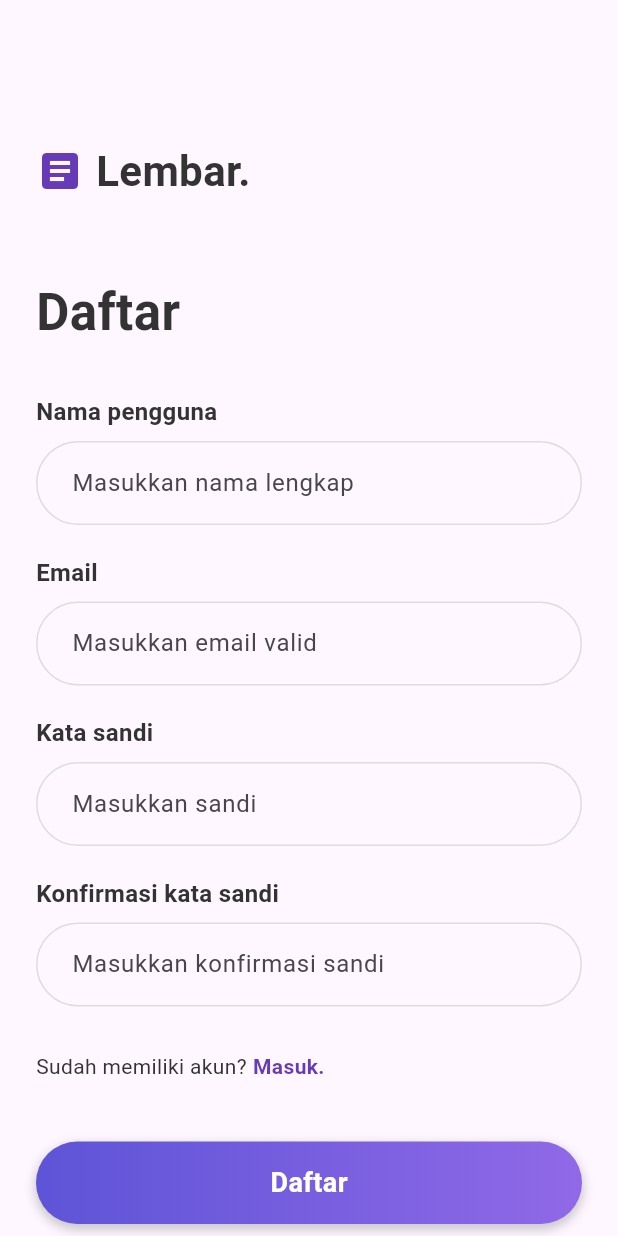
After one commit to refaelsiagian/Tubes-Mobile, a Flutter app: the screen it shows after launch, after a tap on "Daftar.", on a phone screen of 412 x 824 dp. The commit adds this screen. Run offline on Flutter 3.47's test engine with Material 3 defaults, Android fonts, the phone set to English and light mode, and no system bars; our stand-ins replace google_fonts.

Commit message:
Tambah register page

```diff
--- a/lib/main.dart
+++ b/lib/main.dart
@@ -2,13 +2,15 @@ import 'package:flutter/material.dart';
 import 'package:google_fonts/google_fonts.dart';
 import 'screens/logo_page.dart';
 import 'screens/login_page.dart';
+import 'screens/register_page.dart';
 void main() {
   runApp(const MyApp());
 }
 // Enum untuk mengelola state halaman mana yang sedang aktif
 enum AuthPage {
   logo,
-  login
+  login,
+  register
 }
 class MyApp extends StatelessWidget {
   const MyApp({super.key});
@@ -56,7 +58,7 @@ class _PageControllerWidgetState extends State<PageControllerWidget> {
         break;
       case AuthPage.login:
         activePage = LoginPage(
-          // onRegisterTap: () => _navigateTo(AuthPage.register),
+          onRegisterTap: () => _navigateTo(AuthPage.register),
           onForgotTap: () {
             ScaffoldMessenger.of(context).showSnackBar(
               const SnackBar(content: Text('Halaman Lupa Sandi Belum Dibuat!')),
@@ -64,6 +66,12 @@ class _PageControllerWidgetState extends State<PageControllerWidget> {
           },
         );
         break;
+      case AuthPage.register:
+        activePage = RegisterPage(
+          // Pindah kembali ke Login saat tombol 'Masuk.' di klik
+          onLoginTap: () => _navigateTo(AuthPage.login),
+        );
+        break;
     }
     return activePage;
   }
--- a/lib/screens/login_page.dart
+++ b/lib/screens/login_page.dart
@@ -1,12 +1,10 @@
 import 'package:flutter/material.dart';
-
 class LoginPage extends StatelessWidget {
-  final VoidCallback? onRegisterTap;
+  final VoidCallback onRegisterTap;
   final VoidCallback onForgotTap;
-
   const LoginPage({
     super.key,
-    this.onRegisterTap, // jadi opsional
+    required this.onRegisterTap,
     required this.onForgotTap,
   });
   @override
--- /dev/null
+++ b/lib/screens/register_page.dart
@@ -0,0 +1,203 @@
+import 'package:flutter/material.dart';
+const Color _kPurpleColor = Color(0xFF673AB7);
+const Color _kGradientStart = Color(0xFF5E54D7);
+const Color _kGradientEnd = Color(0xFF9069E7);
+const Color _kTextColor = Color(0xFF333333);
+class RegisterPage extends StatelessWidget {
+  final VoidCallback onLoginTap;
+  const RegisterPage({super.key, required this.onLoginTap});
+  @override
+  Widget build(BuildContext context) {
+    return Scaffold(
+      body: SingleChildScrollView(
+        padding: const EdgeInsets.all(24.0),
+        child: Column(
+          crossAxisAlignment: CrossAxisAlignment.start,
+          children: <Widget>[
+            const SizedBox(height: 70),
+            const Row(
+              mainAxisAlignment: MainAxisAlignment.start,
+              children: [
+                Icon(
+                  Icons.article,
+                  size: 32.0,
+                  color: _kPurpleColor,
+                ),
+                SizedBox(width: 8),
+                Text(
+                  'Lembar.',
+                  style: TextStyle(
+                    color: _kTextColor,
+                    fontSize: 28,
+                    fontWeight: FontWeight.bold,
+                  ),
+                ),
+              ],
+            ),
+            const SizedBox(height: 50),
+            // Judul
+            const Text(
+              'Daftar',
+              style: TextStyle(
+                fontSize: 34,
+                fontWeight: FontWeight.bold,
+                color: _kTextColor,
+              ),
+            ),
+            const SizedBox(height: 30),
+            // Input Nama pengguna
+            _buildTextField(
+              label: 'Nama pengguna',
+              hint: 'Masukkan nama lengkap',
+            ),
+            const SizedBox(height: 20),
+            // Input Email
+            _buildTextField(
+              label: 'Email',
+              hint: 'Masukkan email valid',
+              keyboardType: TextInputType.emailAddress,
+            ),
+            const SizedBox(height: 20),
+            // Input Kata Sandi
+            _buildTextField(
+              label: 'Kata sandi',
+              hint: 'Masukkan sandi',
+              isPassword: true,
+            ),
+            const SizedBox(height: 20),
+            // Input Konfirmasi Kata Sandi
+            _buildTextField(
+              label: 'Konfirmasi kata sandi',
+              hint: 'Masukkan konfirmasi sandi',
+              isPassword: true,
+            ),
+            const SizedBox(height: 30),
+            // Sudah memiliki akun? Masuk.
+            Row(
+              mainAxisAlignment: MainAxisAlignment.start,
+              children: [
+                const Text(
+                  'Sudah memiliki akun?',
+                  style: TextStyle(color: _kTextColor),
+                ),
+                const SizedBox(width: 4),
+                GestureDetector(
+                  onTap: onLoginTap,
+                  child: const Text(
+                    'Masuk.',
+                    style: TextStyle(
+                      color: _kPurpleColor,
+                      fontWeight: FontWeight.bold,
+                    ),
+                  ),
+                ),
+              ],
+            ),
+            const SizedBox(height: 40),
+            // Tombol "Daftar"
+            _buildGradientButton(
+              text: 'Daftar',
+              onPressed: () {
+              },
+            ),
+            const SizedBox(height: 50),
+          ],
+        ),
+      ),
+    );
+  }
+  Widget _buildTextField({
+    required String label,
+    required String hint,
+    TextInputType keyboardType = TextInputType.text,
+    bool isPassword = false,
+  }) {
+    return Column(
+      crossAxisAlignment: CrossAxisAlignment.start,
+      children: [
+        Text(
+          label,
+          style: const TextStyle(
+            fontSize: 16,
+            fontWeight: FontWeight.w600,
+            color: _kTextColor,
+          ),
+        ),
+        const SizedBox(height: 8),
+        TextField(
+          keyboardType: keyboardType,
+          obscureText: isPassword,
+          style: const TextStyle(color: _kTextColor),
+          decoration: InputDecoration(
+            hintText: hint,
+            contentPadding:
+                const EdgeInsets.symmetric(vertical: 16.0, horizontal: 20.0),
+            border: OutlineInputBorder(
+              borderRadius: BorderRadius.circular(30.0),
+              borderSide: const BorderSide(
+                color: Color(0xFFDDDDDD),
+                width: 1.0,
+              ),
+            ),
+            focusedBorder: OutlineInputBorder(
+              borderRadius: BorderRadius.circular(30.0),
+              borderSide: const BorderSide(
+                color: _kPurpleColor,
+                width: 1.5,
+              ),
+            ),
+            enabledBorder: OutlineInputBorder(
+              borderRadius: BorderRadius.circular(30.0),
+              borderSide: const BorderSide(
+                color: Color(0xFFDDDDDD),
+                width: 1.0,
+              ),
+            ),
+          ),
+        ),
+      ],
+    );
+  }
+  Widget _buildGradientButton({
+    required String text,
+    required VoidCallback onPressed,
+  }) {
+    return Container(
+      width: double.infinity,
+      height: 55,
+      decoration: BoxDecoration(
+        borderRadius: BorderRadius.circular(30.0),
+        gradient: const LinearGradient(
+          colors: [_kGradientStart, _kGradientEnd],
+          begin: Alignment.centerLeft,
+          end: Alignment.centerRight,
+        ),
+        boxShadow: [
+          BoxShadow(
+            color: Colors.black.withOpacity(0.2),
+            spreadRadius: 1,
+            blurRadius: 5,
+            offset: const Offset(0, 3),
+          ),
+        ],
+      ),
+      child: Material(
+        color: Colors.transparent,
+        child: InkWell(
+          onTap: onPressed,
+          borderRadius: BorderRadius.circular(30.0),
+          child: Center(
+            child: Text(
+              text,
+              style: const TextStyle(
+                color: Colors.white,
+                fontSize: 18,
+                fontWeight: FontWeight.bold,
+              ),
+            ),
+          ),
+        ),
+      ),
+    );
+  }
+}
```
